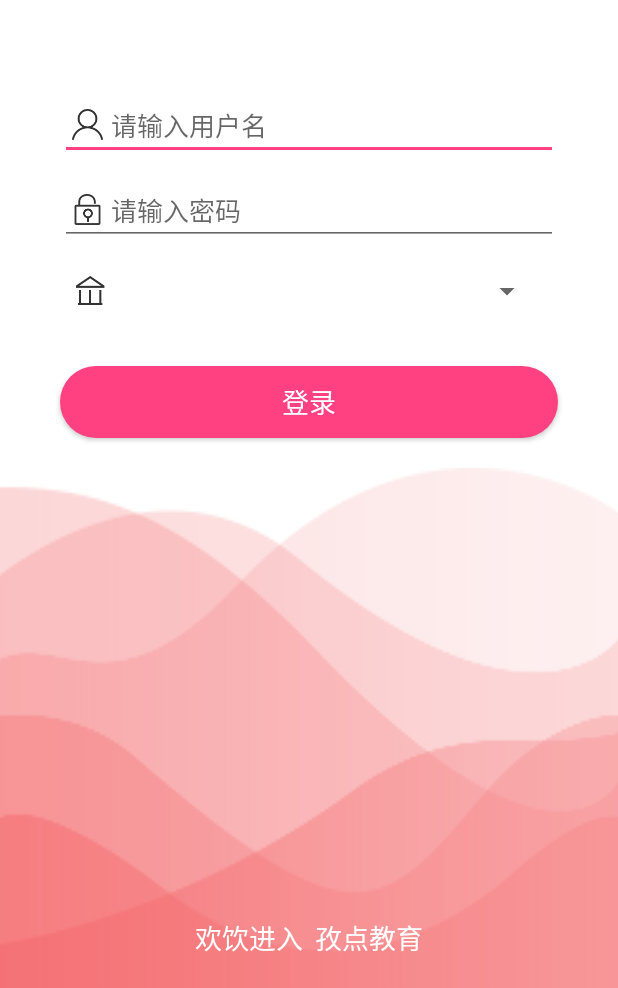
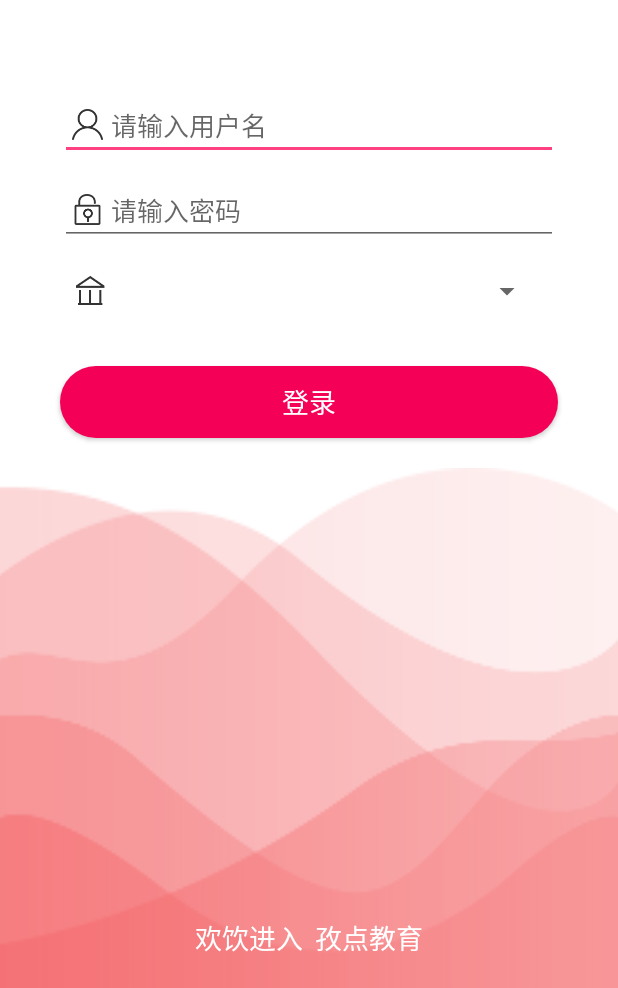
Before and after one commit to RedStartGong/NewTeacherAndroid, an Android app: the layout activity_login.xml on its own in the app's theme, with its tools: preview values and no code run, on a phone screen of 412 x 824 dp, the part 248-1236 px from its top. Run offline under Robolectric (Android 15) with nearby library versions, the phone set to English and light mode, and no system bars.

Commit message:
完成主界面

```diff
--- a/app/src/main/AndroidManifest.xml
+++ b/app/src/main/AndroidManifest.xml
@@ -10,7 +10,8 @@
         android:label="@string/app_name"
         android:supportsRtl="true"
         android:theme="@style/AppTheme">
-        <activity android:name=".ui.main.LoginActivity">
+        <activity android:name=".ui.main.LoginActivity"
+            android:noHistory="true">
             <intent-filter>
                 <action android:name="android.intent.action.MAIN" />
 
--- a/app/src/main/res/drawable-v21/selector_login_btn.xml
+++ b/app/src/main/res/drawable-v21/selector_login_btn.xml
@@ -1,6 +1,6 @@
 <?xml version="1.0" encoding="utf-8"?>
 <ripple xmlns:android="http://schemas.android.com/apk/res/android"
-    android:color="@color/colorAccent">
-    <item android:drawable="@drawable/bg_login_btn_pressed"/>
+    android:color="@color/colorPrimaryDark">
+    <item android:drawable="@drawable/bg_login_btn_normal"/>
 
 </ripple>
--- a/app/src/main/res/drawable/bg_login_btn_normal.xml
+++ b/app/src/main/res/drawable/bg_login_btn_normal.xml
@@ -1,5 +1,5 @@
 <?xml version="1.0" encoding="utf-8"?>
 <shape xmlns:android="http://schemas.android.com/apk/res/android">
     <corners android:radius="50dp" />
-    <solid android:color="@color/material_green_300" />
+    <solid android:color="@color/colorPrimary" />
 </shape>
--- a/app/src/main/res/drawable/bg_login_btn_pressed.xml
+++ b/app/src/main/res/drawable/bg_login_btn_pressed.xml
@@ -1,6 +1,6 @@
 <?xml version="1.0" encoding="utf-8"?>
 <shape xmlns:android="http://schemas.android.com/apk/res/android">
 
-    <solid android:color="@color/colorAccent" />
+    <solid android:color="@color/colorPrimaryDark" />
     <corners android:radius="50dp" />
 </shape>
--- a/app/src/main/res/values/colors.xml
+++ b/app/src/main/res/values/colors.xml
@@ -1,7 +1,7 @@
 <?xml version="1.0" encoding="utf-8"?>
 <resources>
-    <color name="colorPrimary">#3F51B5</color>
-    <color name="colorPrimaryDark">#303F9F</color>
+    <color name="colorPrimary">#f50057</color>
+    <color name="colorPrimaryDark">#880e4f</color>
     <color name="colorAccent">#FF4081</color>
     <color name="tab_un_select">#c9c9c9</color>
 
```
Also changed, not shown: app/src/main/java/com/zidian/teacher/ui/main/MainActivity.java (+39 -1 lines), app/src/main/java/com/zidian/teacher/ui/questionnaire/QuestionnaireFragment.java (+13 -1 lines), app/src/main/res/drawable-xxhdpi/ic_questionnaire.png (renamed from app/src/main/res/drawable-xxhdpi/ic_task.png).
